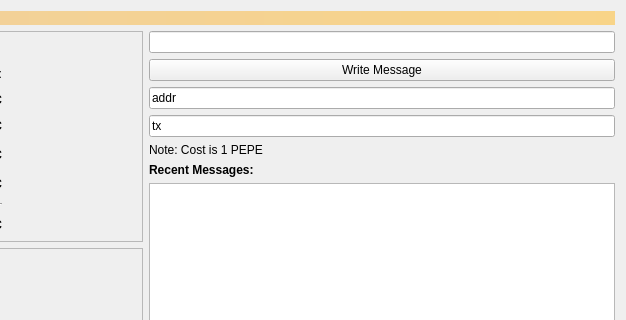
projectmemetic/pepecoin, file src/qt/forms/overviewpage.ui: the form before one commit; both pictures show x 334 to 960 and y 0 to 320 of the 960 by 596 pixel window.
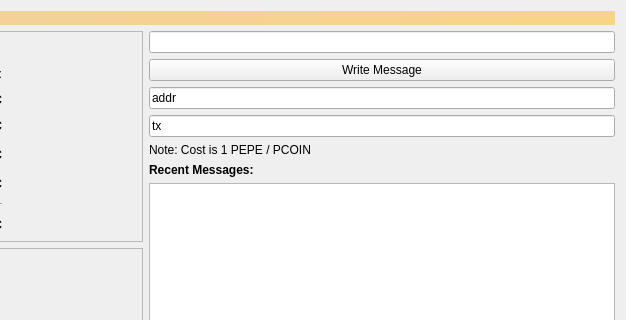
The form after the commit.

Commit message: background sizing and label cleaup

Diff of the .ui file:
```diff
--- a/src/qt/forms/overviewpage.ui
+++ b/src/qt/forms/overviewpage.ui
@@ -580,7 +580,7 @@
        <item>
         <widget class="QLabel" name="label">
          <property name="text">
-          <string>Note: Cost is 1 PEPE</string>
+          <string>Note: Cost is 1 PEPE / PCOIN</string>
          </property>
         </widget>
        </item>
```
The commit also changes 3 other files.
